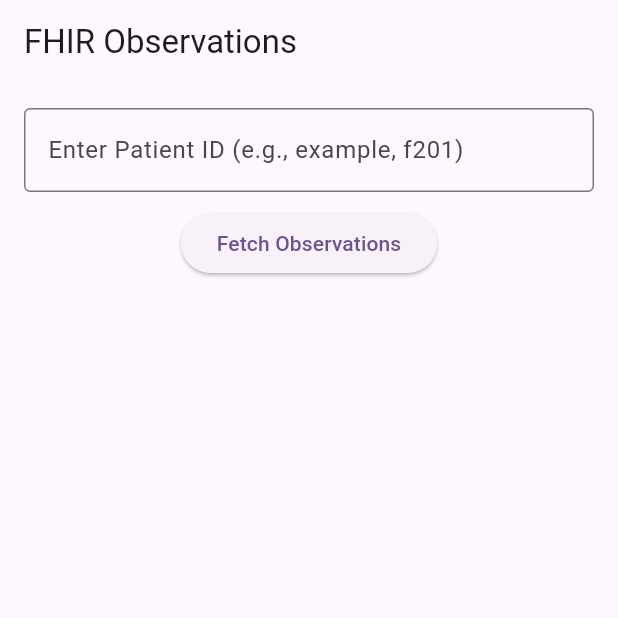
After one commit to marcoprenassi/Flutter_Tutorial, a Flutter app: the ObservationHomePage screen opened directly, on a phone screen of 412 x 824 dp, the top half of it. The commit adds this screen. Run offline on Flutter 3.47's test engine with Material 3 defaults, Android fonts, the phone set to English and light mode, and no system bars.

Commit message:
added FHIR API showcase with frontend-backend and MVC patterns

```diff
--- /dev/null
+++ b/lib/Flutter/FHIR_App/API_frontend.dart
@@ -0,0 +1,69 @@
+
+import 'package:flutter/material.dart';
+import 'API_backend.dart';
+
+void main() => runApp(FhirObservationApp());
+
+class FhirObservationApp extends StatelessWidget {
+  @override
+  Widget build(BuildContext context) {
+    return MaterialApp(
+      title: 'FHIR Observation Viewer',
+      theme: ThemeData(primarySwatch: Colors.blue),
+      home: ObservationHomePage(),
+    );
+  }
+}
+
+class ObservationHomePage extends StatefulWidget {
+  @override
+  _ObservationHomePageState createState() => _ObservationHomePageState();
+}
+
+class _ObservationHomePageState extends State<ObservationHomePage> {
+  final TextEditingController _controller = TextEditingController();
+  String _observations = '';
+
+  void _getObservations() async {
+    final patientId = _controller.text.trim();
+    if (patientId.isNotEmpty) {
+      final result = await FhirService.fetchObservations(patientId);
+      setState(() {
+        _observations = result;
+      });
+    }
+  }
+
+  @override
+  Widget build(BuildContext context) {
+    return Scaffold(
+      appBar: AppBar(title: Text('FHIR Observations')),
+      body: Padding(
+        padding: const EdgeInsets.all(16.0),
+        child: Column(children: [
+          TextField(
+            controller: _controller,
+            decoration: InputDecoration(
+              labelText: 'Enter Patient ID (e.g., example, f201)',
+              border: OutlineInputBorder(),
+            ),
+          ),
+          SizedBox(height: 10),
+          ElevatedButton(
+            onPressed: _getObservations,
+            child: Text('Fetch Observations'),
+          ),
+          SizedBox(height: 20),
+          Expanded(
+            child: SingleChildScrollView(
+              child: Text(
+                _observations,
+                style: TextStyle(fontFamily: 'monospace'),
+              ),
+            ),
+          ),
+        ]),
+      ),
+    );
+  }
+}
--- /dev/null
+++ b/lib/Flutter/FHIR_App/API_frontend_2.dart
@@ -0,0 +1,78 @@
+import 'package:flutter/material.dart';
+import 'API_backend.dart';
+
+void main() => runApp(FhirObservationApp());
+
+class FhirObservationApp extends StatelessWidget {
+  @override
+  Widget build(BuildContext context) {
+    return MaterialApp(
+      title: 'FHIR Observation Viewer',
+      theme: ThemeData(primarySwatch: Colors.blue),
+      home: ObservationHomePage(),
+    );
+  }
+}
+
+class ObservationHomePage extends StatefulWidget {
+  @override
+  _ObservationHomePageState createState() => _ObservationHomePageState();
+}
+
+class _ObservationHomePageState extends State<ObservationHomePage> {
+  final TextEditingController _controller = TextEditingController();
+  String _observations = '';
+  bool _isLoading = false;
+
+  void _getObservations() async {
+    final patientId = _controller.text.trim();
+    if (patientId.isEmpty) return;
+
+    setState(() {
+      _isLoading = true;
+      _observations = ''; // Clear previous results
+    });
+
+    final result = await FhirService.fetchObservations(patientId);
+
+    setState(() {
+      _observations = result;
+      _isLoading = false;
+    });
+  }
+
+  @override
+  Widget build(BuildContext context) {
+    return Scaffold(
+      appBar: AppBar(title: Text('FHIR Observations')),
+      body: Padding(
+        padding: const EdgeInsets.all(16.0),
+        child: Column(children: [
+          TextField(
+            controller: _controller,
+            decoration: InputDecoration(
+              labelText: 'Enter Patient ID (e.g., example, f201)',
+              border: OutlineInputBorder(),
+            ),
+          ),
+          SizedBox(height: 10),
+          ElevatedButton(
+            onPressed: _getObservations,
+            child: Text('Fetch Observations'),
+          ),
+          SizedBox(height: 20),
+          _isLoading
+              ? CircularProgressIndicator()
+              : Expanded(
+            child: SingleChildScrollView(
+              child: Text(
+                _observations,
+                style: TextStyle(fontFamily: 'monospace'),
+              ),
+            ),
+          ),
+        ]),
+      ),
+    );
+  }
+}
--- /dev/null
+++ b/lib/Flutter/FHIR_App/MVC/model.dart
@@ -0,0 +1,13 @@
+import 'dart:convert';
+
+class FhirObservation {
+  final Map<String, dynamic> rawData;
+
+  FhirObservation(this.rawData);
+
+  String get prettyPrinted => JsonEncoder.withIndent('  ').convert(rawData);
+
+  factory FhirObservation.fromJson(Map<String, dynamic> json) {
+    return FhirObservation(json);
+  }
+}
--- /dev/null
+++ b/lib/Flutter/FHIR_App/MVC/view.dart
@@ -0,0 +1,89 @@
+
+import 'package:flutter/material.dart';
+import 'controller.dart';
+
+void main() => runApp(FhirObservationApp());
+
+class FhirObservationApp extends StatelessWidget {
+  @override
+  Widget build(BuildContext context) {
+    return MaterialApp(
+      title: 'FHIR Observation Viewer',
+      theme: ThemeData(primarySwatch: Colors.blue),
+      home: ObservationHomePage(),
+    );
+  }
+}
+
+class ObservationHomePage extends StatefulWidget {
+  @override
+  _ObservationHomePageState createState() => _ObservationHomePageState();
+}
+
+class _ObservationHomePageState extends State<ObservationHomePage> {
+  final TextEditingController _textEditingController = TextEditingController();
+  final FhirController _controller = FhirController();
+
+  String _observations = '';
+  bool _isLoading = false;
+
+  void _getObservations() async {
+    final patientId = _textEditingController.text.trim();
+    if (patientId.isEmpty) return;
+
+    setState(() {
+      _isLoading = true;
+      _observations = '';
+    });
+
+    try {
+      final result = await _controller.fetchObservations(patientId);
+      setState(() {
+        _observations = result.prettyPrinted;
+      });
+    } catch (e) {
+      setState(() {
+        _observations = 'Request failed: $e';
+      });
+    } finally {
+      setState(() {
+        _isLoading = false;
+      });
+    }
+  }
+
+  @override
+  Widget build(BuildContext context) {
+    return Scaffold(
+      appBar: AppBar(title: Text('FHIR Observations')),
+      body: Padding(
+        padding: const EdgeInsets.all(16.0),
+        child: Column(children: [
+          TextField(
+            controller: _textEditingController, // FALSE FRIEND (FOR THIS EXAMPLE!)
+            decoration: InputDecoration(
+              labelText: 'Enter Patient ID (e.g., example, f201)',
+              border: OutlineInputBorder(),
+            ),
+          ),
+          SizedBox(height: 10),
+          ElevatedButton(
+            onPressed: _isLoading ? null : _getObservations, // VIEW TO CONTROLLER SEND TO CONTROLLER
+            child: Text('Fetch Observations'),
+          ),
+          SizedBox(height: 20),
+          _isLoading
+              ? CircularProgressIndicator()
+              : Expanded(
+            child: SingleChildScrollView(
+              child: Text(
+                _observations,  // MODEL TO VIEW OUTPUT
+                style: TextStyle(fontFamily: 'monospace'),
+              ),
+            ),
+          ),
+        ]),
+      ),
+    );
+  }
+}
--- a/lib/Flutter/material_showcase.dart
+++ b/lib/Flutter/material_showcase.dart
@@ -72,6 +72,7 @@ class _MaterialShowcaseAppState extends State<MaterialShowcaseApp> {
         items: [
           BottomNavigationBarItem(icon: Icon(Icons.dashboard), label: 'Home'),
           BottomNavigationBarItem(icon: Icon(Icons.edit), label: 'Form'),
+          BottomNavigationBarItem(icon: Icon(Icons.abc), label: 'New'),
         ],
       ),
     );
--- a/pubspec.yaml
+++ b/pubspec.yaml
@@ -30,6 +30,7 @@ environment:
 dependencies:
   flutter:
     sdk: flutter
+  http: ^1.4.0
 
   # The following adds the Cupertino Icons font to your application.
   # Use with the CupertinoIcons class for iOS style icons.
```
Also changed, not shown: lib/Flutter/FHIR_App/API_backend.dart (added, +22 -0 lines), lib/Flutter/FHIR_App/MVC/controller.dart (added, +17 -0 lines), pubspec.lock.
